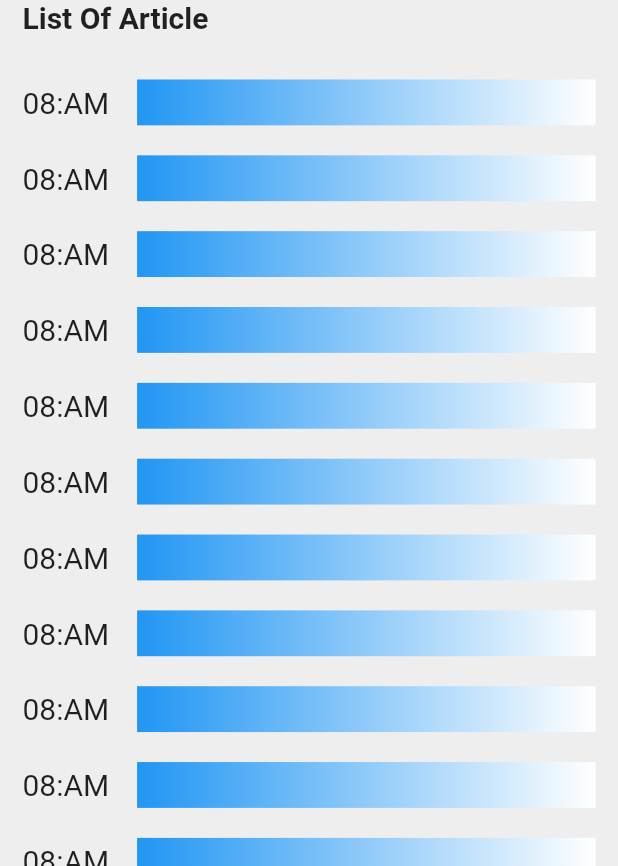
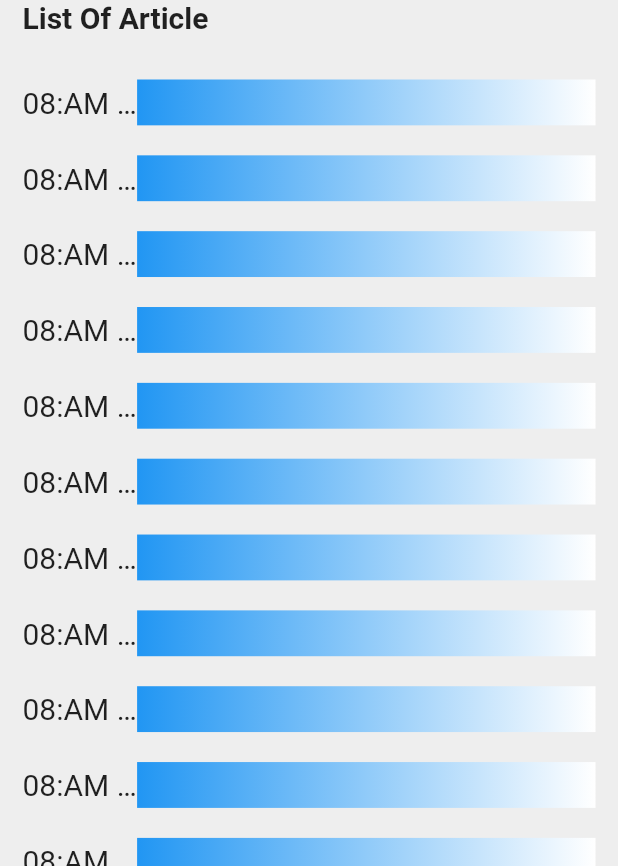
Before and after one commit to bhtri/zendvn_flutter_online, a Flutter app: the BT06 screen opened directly, on a phone screen of 412 x 824 dp. Shown: the part 370-1236 px from the top of the screen. Run offline on Flutter 3.47's test engine with Material 2 defaults, Android fonts, the phone set to English and light mode, and no system bars.

Commit message:
🚧 edit btvn

```diff
--- a/lib/page/bt06.dart
+++ b/lib/page/bt06.dart
@@ -102,17 +102,19 @@ class BT06 extends StatelessWidget {
                         child: Row(
                           mainAxisAlignment: MainAxisAlignment.spaceBetween,
                           children: [
-                            const Flexible(
+                            const Expanded(
                               flex: 2,
                               child: Text(
-                                '08:AM',
+                                '08:AM aslkda kl asdjaslkdj',
                                 style: TextStyle(
                                   fontSize: 20,
                                   fontWeight: FontWeight.normal,
                                 ),
+                                maxLines: 1,
+                                overflow: TextOverflow.ellipsis,
                               ),
                             ),
-                            Flexible(
+                            Expanded(
                               flex: 8,
                               child: AspectRatio(
                                 aspectRatio: 10,
--- a/lib/page/bt07.dart
+++ b/lib/page/bt07.dart
@@ -48,7 +48,8 @@ class BT07 extends StatelessWidget {
               child: Column(
                 crossAxisAlignment: CrossAxisAlignment.start,
                 children: [
-                  const Text('Aperiam itaque tempore quia dolores magnam nihil.'),
+                  const Text(
+                      'Aperiam itaque tempore quia dolores magnam nihil.'),
                   const SizedBox(height: 10),
                   Container(
                     height: 20,
@@ -59,10 +60,13 @@ class BT07 extends StatelessWidget {
                     ),
                   ),
                   const SizedBox(height: 10),
-                  const Text('Nisi vero ea inventore quaerat veniam odit corporis excepturi occaecati.'),
+                  const Text(
+                      'Nisi vero ea inventore quaerat veniam odit corporis excepturi occaecati.'),
                   const SizedBox(height: 10),
                   const Text(
-                      'Ipsum quos ipsum modi molestiae nam quis. Quibusdam ullam laboriosam et. Ullam odio sunt reprehenderit ea nam. Minus fuga blanditiis vel aspernatur ullam. Ullam blanditiis dolores doloremque et temporibus.'),
+                    'Ipsum quos ipsum modi molestiae nam quis. Quibusdam ullam laboriosam et. Ullam odio sunt reprehenderit ea nam. Minus fuga blanditiis vel aspernatur ullam. Ullam blanditiis dolores doloremque et temporibus.',
+                    textAlign: TextAlign.justify,
+                  ),
                   const SizedBox(height: 10),
                   const Row(
                     mainAxisAlignment: MainAxisAlignment.spaceAround,
```
